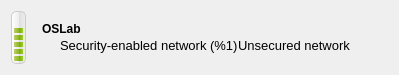
OSSystems/qconnman-ui, file ui/networkitemwidget.ui: the form before one commit.
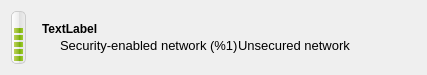
The form after the commit. Icons and pictures are not drawn. Custom widgets are drawn as their Qt base class.

What changed in the file:
```diff
--- a/ui/networkitemwidget.ui
+++ b/ui/networkitemwidget.ui
@@ -6,7 +6,7 @@
    <rect>
     <x>0</x>
     <y>0</y>
-    <width>399</width>
+    <width>427</width>
     <height>75</height>
    </rect>
   </property>
@@ -110,7 +110,7 @@
         </font>
        </property>
        <property name="text">
-        <string>OSLab</string>
+        <string notr="true">TextLabel</string>
        </property>
       </widget>
      </item>
```
Left out of the diff: 2 changed lines with no effect on the pictures.
